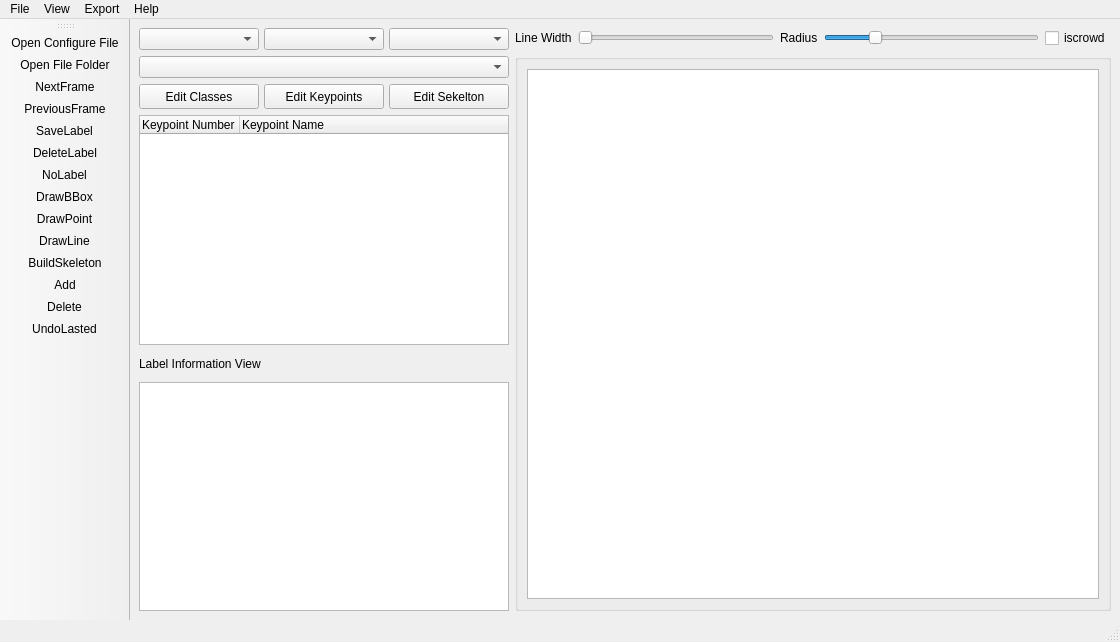
First picture: the form in animalposetracker/gui/ui/animalposeannotator.ui, repository wux024/AnimalPoseTracker, before the edit.
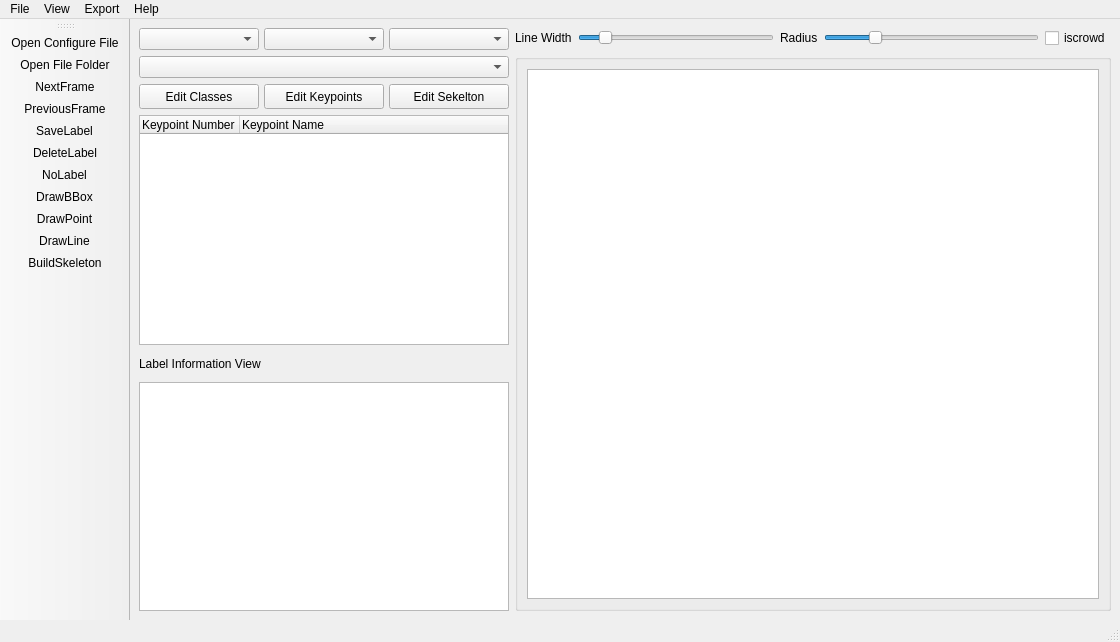
Second picture: the form after the edit. Icons and pictures are not drawn.

```diff
--- a/animalposetracker/gui/ui/animalposeannotator.ui
+++ b/animalposetracker/gui/ui/animalposeannotator.ui
@@ -294,6 +294,9 @@
             <property name="maximum">
              <number>10</number>
             </property>
+            <property name="value">
+             <number>2</number>
+            </property>
             <property name="orientation">
              <enum>Qt::Orientation::Horizontal</enum>
             </property>
@@ -420,9 +423,6 @@
    <addaction name="actionDrawPoint"/>
    <addaction name="actionDrawLine"/>
    <addaction name="actionBuildSkeleton"/>
-   <addaction name="actionAdd"/>
-   <addaction name="actionDelete"/>
-   <addaction name="actionUndoLasted"/>
   </widget>
   <action name="actionOpenConfigureFile">
    <property name="icon">
@@ -517,31 +517,6 @@
     <enum>QAction::MenuRole::NoRole</enum>
    </property>
   </action>
-  <action name="actionUndoLasted">
-   <property name="icon">
-    <iconset theme="edit-undo"/>
-   </property>
-   <property name="text">
-    <string>UndoLasted</string>
-   </property>
-   <property name="menuRole">
-    <enum>QAction::MenuRole::NoRole</enum>
-   </property>
-  </action>
-  <action name="actionAdd">
-   <property name="icon">
-    <iconset theme="list-add"/>
-   </property>
-   <property name="text">
-    <string>Add</string>
-   </property>
-   <property name="toolTip">
-    <string>Add</string>
-   </property>
-   <property name="menuRole">
-    <enum>QAction::MenuRole::NoRole</enum>
-   </property>
-  </action>
   <action name="actionNoLabel">
    <property name="icon">
     <iconset theme="zoom-original"/>
@@ -553,17 +528,6 @@
     <enum>QAction::MenuRole::NoRole</enum>
    </property>
   </action>
-  <action name="actionDelete">
-   <property name="icon">
-    <iconset theme="list-remove"/>
-   </property>
-   <property name="text">
-    <string>Delete</string>
-   </property>
-   <property name="menuRole">
-    <enum>QAction::MenuRole::NoRole</enum>
-   </property>
-  </action>
   <action name="actionHelp">
    <property name="icon">
     <iconset theme="help-browser"/>
```
Left out of the diff: 12 changed lines with no effect on the pictures.
